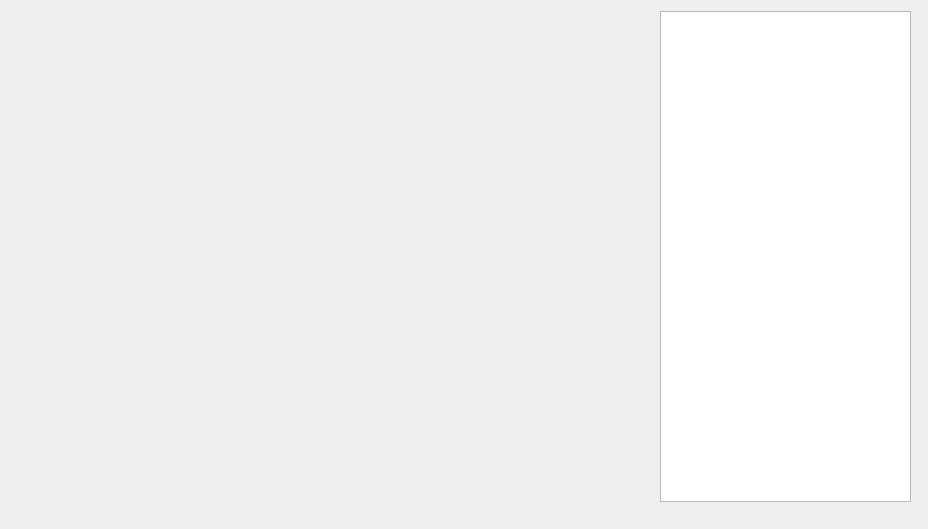
First picture: the form in UI/StonksMainWindow.ui, repository ShinokuS/StonksApp, before the edit.
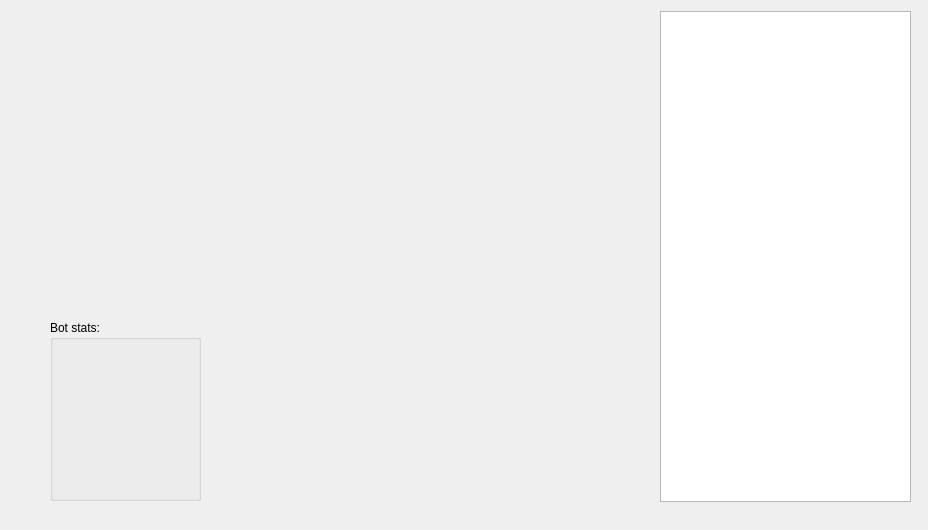
Second picture: the form after the edit.

What changed in the file:
```diff
--- a/UI/StonksMainWindow.ui
+++ b/UI/StonksMainWindow.ui
@@ -7,7 +7,7 @@
     <x>0</x>
     <y>0</y>
     <width>928</width>
-    <height>529</height>
+    <height>530</height>
    </rect>
   </property>
   <property name="windowTitle">
@@ -44,18 +44,31 @@
      </rect>
     </property>
    </widget>
-   <widget class="QLabel" name="label">
+   <widget class="QGroupBox" name="groupBox">
     <property name="geometry">
      <rect>
-      <x>30</x>
-      <y>330</y>
+      <x>50</x>
+      <y>320</y>
       <width>151</width>
-      <height>171</height>
+      <height>181</height>
      </rect>
     </property>
-    <property name="text">
-     <string/>
+    <property name="title">
+     <string>Bot stats:</string>
     </property>
+    <widget class="QLabel" name="label">
+     <property name="geometry">
+      <rect>
+       <x>10</x>
+       <y>20</y>
+       <width>121</width>
+       <height>51</height>
+      </rect>
+     </property>
+     <property name="text">
+      <string/>
+     </property>
+    </widget>
    </widget>
   </widget>
  </widget>
```
